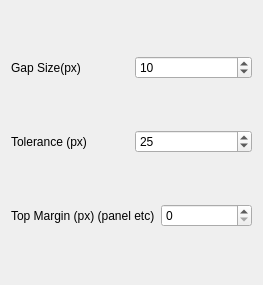
First picture: the form in contents/ui/config.ui, repository leigholiver/kwin-lazy-gaps, before the edit.
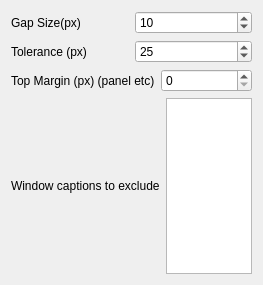
Second picture: the form after the edit.

Commit message: Config item to set excluded clients

The edit to the form file:
```diff
--- a/contents/ui/config.ui
+++ b/contents/ui/config.ui
@@ -82,6 +82,20 @@
        </item>
       </layout>
      </item>
+     <item>
+      <layout class="QHBoxLayout" name="horizontalLayout_5">
+       <item>
+        <widget class="QLabel" name="label_5">
+         <property name="text">
+          <string>Window captions to exclude</string>
+         </property>
+        </widget>
+       </item>
+       <item>
+        <widget class="QPlainTextEdit" name="kcfg_excludes"></widget>
+       </item>
+      </layout>
+     </item>
     </layout>
    </item>
   </layout>
```
The commit also changes 2 other files.
